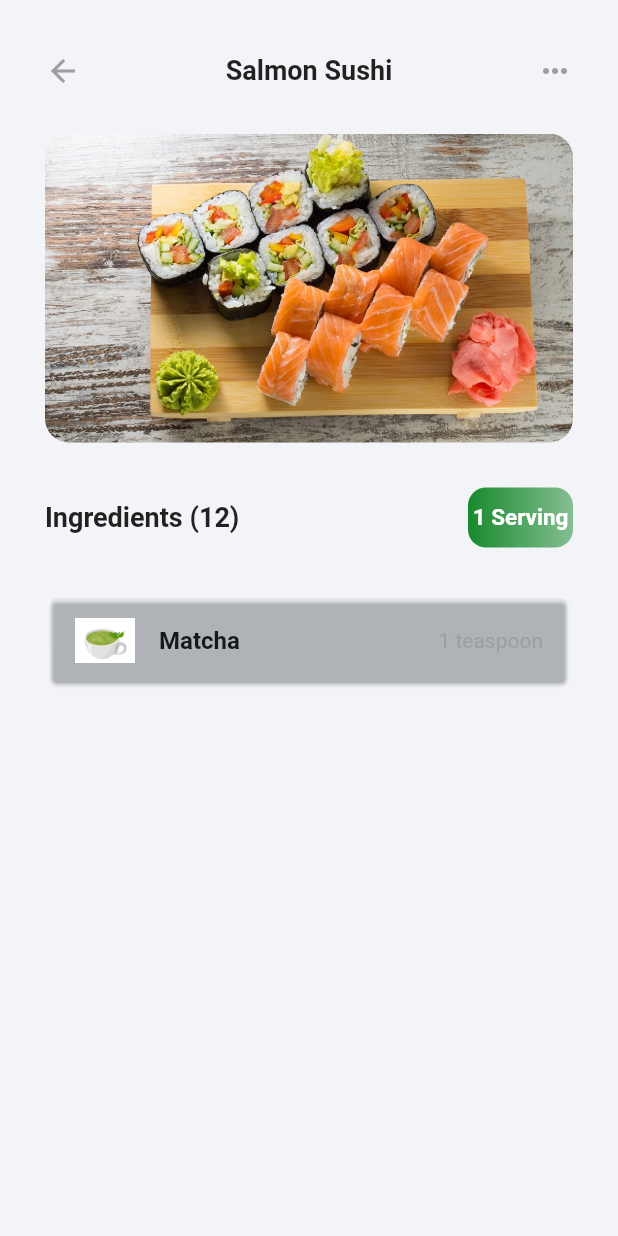
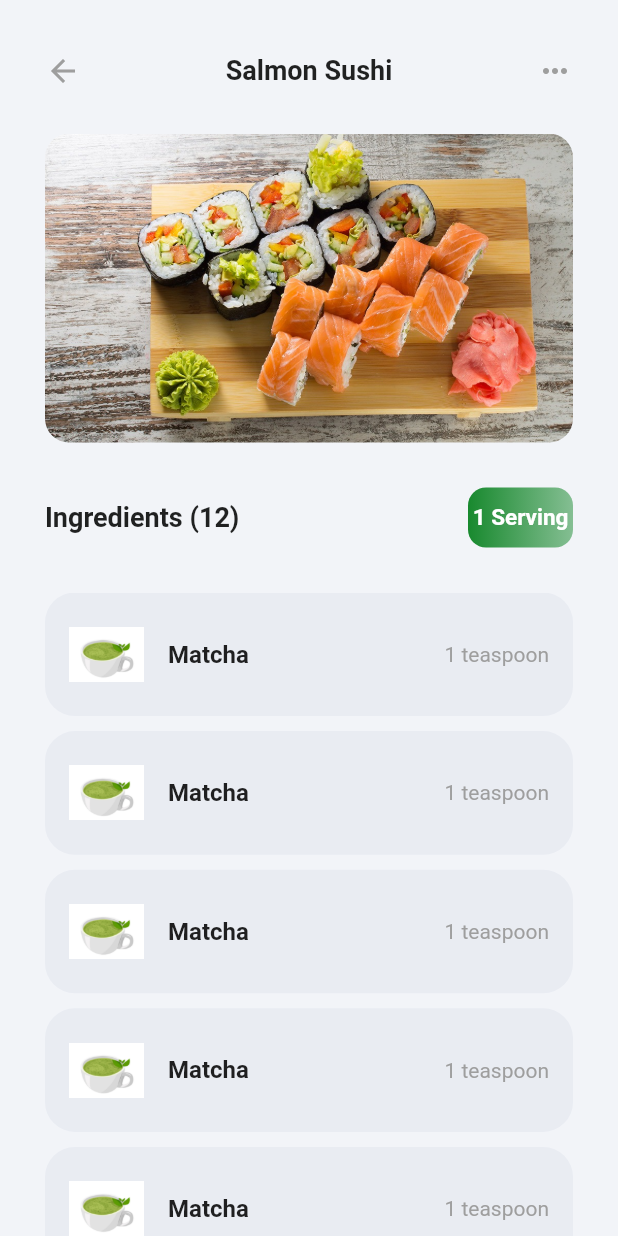
Before and after one commit to UI-Light/recipe_app, a Flutter app: the FoodsView screen opened directly, after a tap on "Salmon Sushi Matcha", on a phone screen of 412 x 824 dp. Run offline on Flutter 3.47's test engine with Material 2 defaults, Android fonts, the light colour scheme and no system bars; our stand-ins replace google_fonts.

Commit message:
add recipe list

```diff
--- a/lib/ui/shared/menu.dart
+++ b/lib/ui/shared/menu.dart
@@ -2,8 +2,9 @@ import 'package:flutter/material.dart';
 
 class Menu extends StatelessWidget {
   final String text;
-  final bool selected;
-  final VoidCallback selectMenu;
+  final bool selected; //here the menu takes a property selected of type bool
+  final VoidCallback
+      selectMenu; //selectMenu is of type function or VoidCallBack
 
   const Menu(
       {Key? key,
--- /dev/null
+++ b/lib/ui/shared/recipe_list.dart
@@ -0,0 +1,43 @@
+import 'package:flutter/material.dart';
+import 'package:google_fonts/google_fonts.dart';
+
+class RecipeList extends StatelessWidget {
+  final String ingredientName;
+  final String measurement;
+  final ingredientImage;
+  const RecipeList(
+      {Key? key,
+      required this.ingredientName,
+      required this.measurement,
+      required this.ingredientImage})
+      : super(key: key);
+
+  @override
+  Widget build(BuildContext context) {
+    return Container(
+      alignment: Alignment.center,
+      height: MediaQuery.of(context).size.height / 10,
+      decoration: BoxDecoration(
+        borderRadius: BorderRadius.circular(20),
+        color: const Color(0x26b3bbd2),
+      ),
+      child: ListTile(
+        leading: Image(
+          image: ingredientImage,
+          height: 50,
+          width: 50,
+        ),
+        title: Text(
+          ingredientName,
+          style: GoogleFonts.roboto(
+            fontWeight: FontWeight.bold,
+          ),
+        ),
+        trailing: Text(
+          measurement,
+          style: const TextStyle(color: Colors.grey),
+        ),
+      ),
+    );
+  }
+}
--- a/lib/ui/shared/scrollable_menu.dart
+++ b/lib/ui/shared/scrollable_menu.dart
@@ -11,8 +11,9 @@ class ScrollableMenu extends StatefulWidget {
 }
 
 class _ScrollableMenuState extends State<ScrollableMenu> {
-  int selected = 0;
+  int selected = 0; //here this selected = 0 is the index
   void selectMenu(int index) {
+    //selectMenu takes a parameter index and it sets that index to selected
     setState(() {
       selected = index;
     });
--- a/lib/ui/views/foods_view.dart
+++ b/lib/ui/views/foods_view.dart
@@ -3,9 +3,14 @@ import 'package:google_fonts/google_fonts.dart';
 import 'package:recipe_app/ui/shared/scrollable_menu.dart';
 import 'package:recipe_app/ui/views/recipe_view.dart';
 
-class FoodsView extends StatelessWidget {
+class FoodsView extends StatefulWidget {
   const FoodsView({Key? key}) : super(key: key);
 
+  @override
+  State<FoodsView> createState() => _FoodsViewState();
+}
+
+class _FoodsViewState extends State<FoodsView> {
   @override
   Widget build(BuildContext context) {
     return SafeArea(
@@ -69,14 +74,13 @@ class FoodsView extends StatelessWidget {
                 ],
               ),
               const SizedBox(height: 25),
-                ScrollableMenu(),
+              const ScrollableMenu(),
               const SizedBox(height: 25),
               GestureDetector(
                 onTap: () {
                   Navigator.push(
                     context,
-                      MaterialPageRoute(
-                          builder: (context) => const RecipeView()),
+                    MaterialPageRoute(builder: (context) => const RecipeView()),
                   );
                 },
                 child: Container(
@@ -125,27 +129,48 @@ class FoodsView extends StatelessWidget {
           ),
         ),
       ),
-        bottomNavigationBar: BottomNavigationBar(
-          items: const <BottomNavigationBarItem>[
-            BottomNavigationBarItem(
-              icon: Icon(Icons.home_filled, color: Colors.grey),
-              label: '',
+      bottomNavigationBar: BottomAppBar(
+        child: Container(
+          margin: const EdgeInsets.only(left: 30.0, right: 30.0),
+          child: Row(
+            mainAxisAlignment: MainAxisAlignment.spaceBetween,
+            children: <Widget>[
+              IconButton(
+                onPressed: () {},
+                iconSize: 25.0,
+                icon: const Icon(
+                  Icons.home_filled,
+                  color: Colors.grey,
                 ),
-            BottomNavigationBarItem(
-              icon: Icon(Icons.bookmark, color: Colors.grey),
-              label: '',
               ),
-            BottomNavigationBarItem(
-              icon: Icon(Icons.shopping_bag, color: Colors.grey),
-              label: '',
+              IconButton(
+                onPressed: () {},
+                iconSize: 25.0,
+                icon: const Icon(
+                  Icons.bookmark,
+                  color: Colors.grey,
                 ),
-            BottomNavigationBarItem(
-              icon: Icon(Icons.person, color: Colors.grey),
-              label: '',
-            )
+              ),
+              IconButton(
+                onPressed: () {},
+                iconSize: 25.0,
+                icon: const Icon(
+                  Icons.shopping_bag,
+                  color: Colors.grey,
+                ),
+              ),
+              IconButton(
+                onPressed: () {},
+                iconSize: 25.0,
+                icon: const Icon(
+                  Icons.person,
+                  color: Colors.grey,
+                ),
+              ),
             ],
           ),
         ),
-    );
+      ),
+    ));
   }
 }
--- a/lib/ui/views/recipe_view.dart
+++ b/lib/ui/views/recipe_view.dart
@@ -1,5 +1,6 @@
 import 'package:flutter/material.dart';
 import 'package:google_fonts/google_fonts.dart';
+import 'package:recipe_app/ui/shared/recipe_list.dart';
 
 class RecipeView extends StatelessWidget {
   const RecipeView({Key? key}) : super(key: key);
@@ -80,23 +81,42 @@ class RecipeView extends StatelessWidget {
                 ],
               ),
               const SizedBox(height: 30),
-              Card(
-                color: const Color(0x0db3bbd2),
-                child: ListTile(
-                  leading: const Image(
-                    image: AssetImage('asset/matcha.jpg'),
-                    height: 40,
-                    width: 40,
-                  ),
-                  title: Text(
-                    'Matcha',
-                    style: GoogleFonts.roboto(
-                      fontWeight: FontWeight.bold,
-                    ),
-                  ),
-                  trailing: const Text(
-                    '1 teaspoon',
-                    style: TextStyle(color: Colors.grey),
+              Expanded(
+                child: SingleChildScrollView(
+                  scrollDirection: Axis.vertical,
+                  child: Column(
+                    children: const [
+                      RecipeList(
+                        ingredientName: 'Matcha',
+                        measurement: '1 teaspoon',
+                        ingredientImage: AssetImage('asset/matcha.jpg'),
+                      ),
+                      SizedBox(height: 10),
+                      RecipeList(
+                        ingredientName: 'Matcha',
+                        measurement: '1 teaspoon',
+                        ingredientImage: AssetImage('asset/matcha.jpg'),
+                      ),
+                      SizedBox(height: 10),
+                      RecipeList(
+                        ingredientName: 'Matcha',
+                        measurement: '1 teaspoon',
+                        ingredientImage: AssetImage('asset/matcha.jpg'),
+                      ),
+                      SizedBox(height: 10),
+                      RecipeList(
+                        ingredientName: 'Matcha',
+                        measurement: '1 teaspoon',
+                        ingredientImage: AssetImage('asset/matcha.jpg'),
+                      ),
+                      SizedBox(height: 10),
+                      RecipeList(
+                        ingredientName: 'Matcha',
+                        measurement: '1 teaspoon',
+                        ingredientImage: AssetImage('asset/matcha.jpg'),
+                      ),
+                      SizedBox(height: 10),
+                    ],
                   ),
                 ),
               ),
```
Lines whose indentation alone changed are shown as unchanged.
